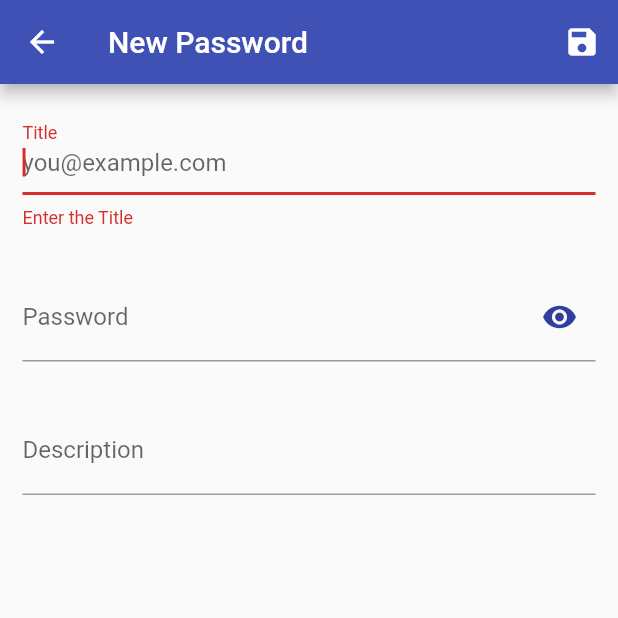
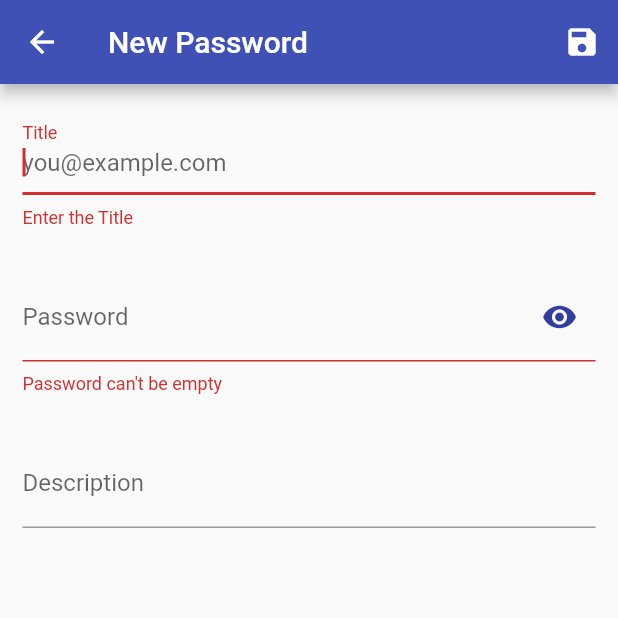
Before and after one commit to Aravind-2018/Unlock, a Flutter app: the PasswordForm screen opened directly, on a phone screen of 412 x 824 dp, the top half of it. Run offline on Flutter 3.47's test engine with Material 2 defaults, Android fonts, the phone set to English and light mode, and no system bars; our stand-ins replace local_auth, sqflite; missing offline and left inert: clipboard_manager; accounts and stored records are empty.

Commit message:
[MA] Password Validation added

```diff
--- a/lib/PasswordForm.dart
+++ b/lib/PasswordForm.dart
@@ -70,7 +70,7 @@ class _PasswordState extends State<PasswordForm> {
             labelText: 'Title'
         ),
         autovalidate: true ,
-        validator: (val) => (val.isEmpty)?"Enter the Title":null,
+        validator: (val) => (val.trim().isEmpty)?"Enter the Title":null,
         onSaved: (val){
           titleCtrl.text=val;
         },
@@ -130,7 +130,12 @@ class _PasswordState extends State<PasswordForm> {
   }
 
   validatePass(String val) {
-
+    if(val.isEmpty){
+      return "Password can't be empty";
+    }else if(val.length<4){
+      return "Weak - Length < 4";
+    }
+    return null;
   }
 
   savePassword() {
```
